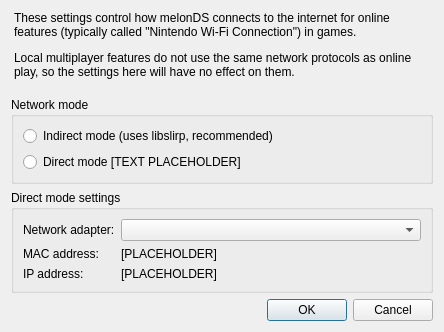
Before: the Qt Designer form src/frontend/qt_sdl/WifiSettingsDialog.ui in melonDS-emu/melonDS, drawn with Qt 5.
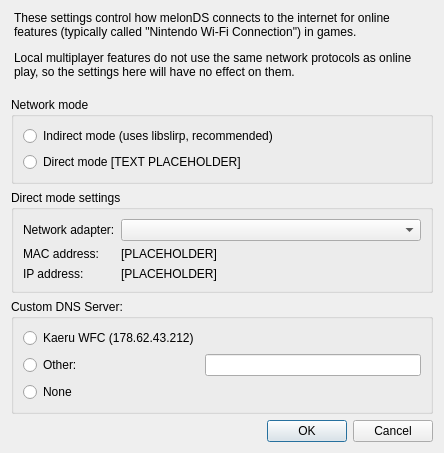
After: the same form once the commit is applied.

What changed in the file:
```diff
--- a/src/frontend/qt_sdl/WifiSettingsDialog.ui
+++ b/src/frontend/qt_sdl/WifiSettingsDialog.ui
@@ -7,7 +7,7 @@
     <x>0</x>
     <y>0</y>
     <width>570</width>
-    <height>341</height>
+    <height>500</height>
    </rect>
   </property>
   <property name="sizePolicy">
@@ -133,6 +133,51 @@
      </layout>
     </widget>
    </item>
+  <item>
+    <widget class="QGroupBox" name="groupBoxCDNS">
+     <property name="title">
+      <string>Custom DNS Server:</string>
+     </property>
+     <layout class="QGridLayout" name="gridLayout">
+    <item row="1" column="0">
+       <widget class="QRadioButton" name="rbKaeru">
+        <property name="whatsThis">
+         <string>&lt;html&gt;&lt;head/&gt;&lt;body&gt;&lt;p&gt;Kaeru .&lt;/p&gt;&lt;/body&gt;&lt;/html&gt;</string>
+        </property>
+        <property name="text">
+         <string>Kaeru WFC (178.62.43.212)</string>
+        </property>
+       </widget>
+      </item>
+      
+      <item row="3" column="0">
+       <widget class="QRadioButton" name="rbOther">
+        <property name="whatsThis">
+         <string>&lt;html&gt;&lt;head/&gt;&lt;body&gt;&lt;p&gt;Kaeru .&lt;/p&gt;&lt;/body&gt;&lt;/html&gt;</string>
+        </property>
+        <property name="text">
+         <string>Other:</string>
+        </property>
+       </widget>
+      </item>
+      <item row="3" column="1">
+         <widget class="QLineEdit" name="txtSrcOtherDNS"/>
+        </item>
+        <item row="4" column="0">
+       <widget class="QRadioButton" name="rbNoneCDNS">
+        <property name="whatsThis">
+         <string>&lt;html&gt;&lt;head/&gt;&lt;body&gt;&lt;p&gt;Kaeru .&lt;/p&gt;&lt;/body&gt;&lt;/html&gt;</string>
+        </property>
+        <property name="text">
+         <string>None</string>
+        </property>
+       </widget>
+      </item>
+      </layout>
+      </widget>
+      </item>
+
+
    <item>
     <widget class="QDialogButtonBox" name="buttonBox">
      <property name="orientation">
```
